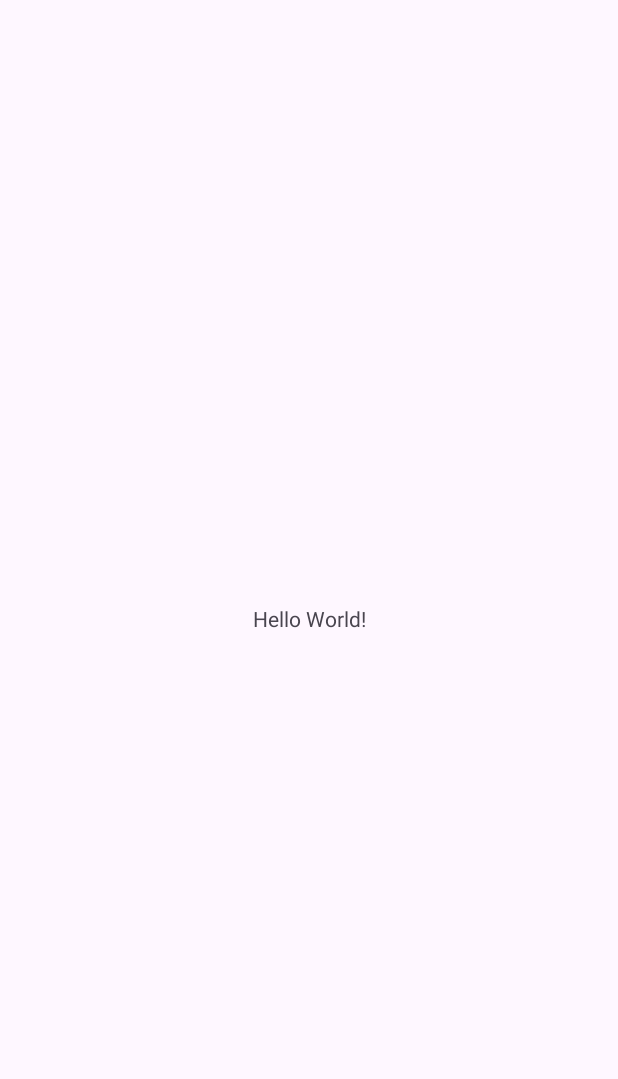
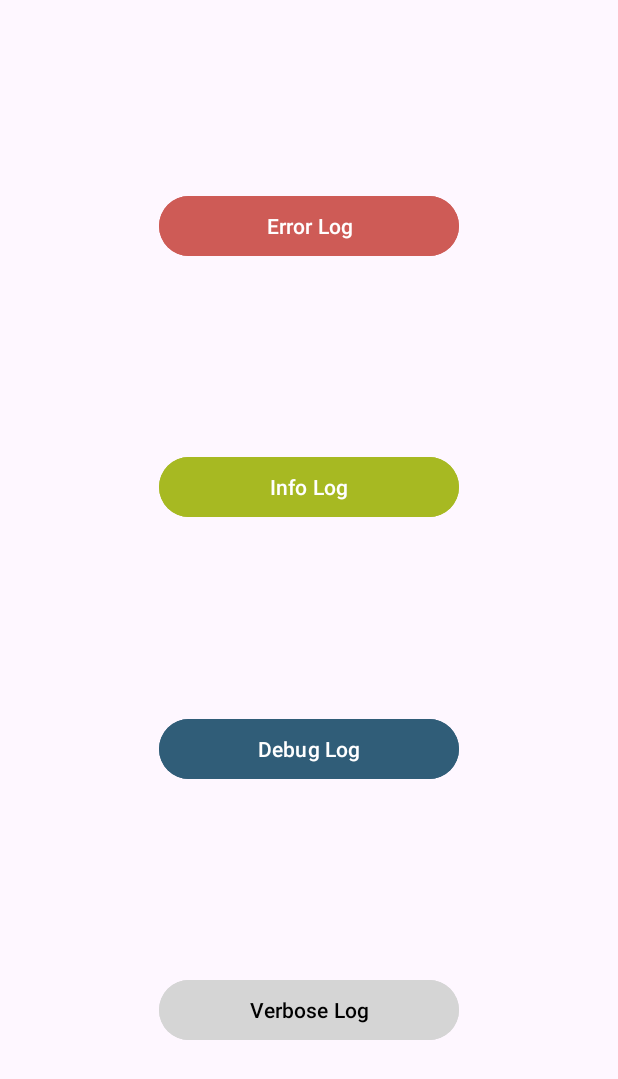
Before and after one commit to Picalfer/TimberAppTest, an Android app: the screen it shows after launch (MainActivity), on a phone screen of 412 x 824 dp. Before the commit the part shown is almost empty. Shown: the top 1079 px of the screen. Run offline under Robolectric (Android 15) with nearby library versions, the phone set to English and light mode, and no system bars; our stand-ins replace Timber.

Commit message:
base version

```diff
--- a/app/build.gradle.kts
+++ b/app/build.gradle.kts
@@ -33,6 +33,9 @@ android {
     kotlinOptions {
         jvmTarget = "1.8"
     }
+    buildFeatures {
+        viewBinding = true
+    }
 }
 
 dependencies {
--- a/app/src/main/AndroidManifest.xml
+++ b/app/src/main/AndroidManifest.xml
@@ -7,6 +7,7 @@
         android:dataExtractionRules="@xml/data_extraction_rules"
         android:fullBackupContent="@xml/backup_rules"
         android:icon="@mipmap/ic_launcher"
+        android:name=".App"
         android:label="@string/app_name"
         android:roundIcon="@mipmap/ic_launcher_round"
         android:supportsRtl="true"
--- /dev/null
+++ b/app/src/main/java/com/landfathich/timberapptest/App.kt
@@ -0,0 +1,18 @@
+package com.landfathich.timberapptest
+
+import android.app.Application
+import timber.log.Timber
+
+class App : Application() {
+    override fun onCreate() {
+        super.onCreate()
+
+        // если нужно, чтобы timber работал только при запусках приложения на дебаге, а не на релизе
+        /*if(BuildConfig.DEBUG){
+            Timber.plant(Timber.DebugTree())
+        }*/
+
+        // простая инициализация
+        Timber.plant(Timber.DebugTree())
+    }
+}
--- a/app/src/main/java/com/landfathich/timberapptest/MainActivity.kt
+++ b/app/src/main/java/com/landfathich/timberapptest/MainActivity.kt
@@ -1,11 +1,48 @@
 package com.landfathich.timberapptest
 
+import android.os.Bundle
 import androidx.appcompat.app.AppCompatActivity
-import android.os.Bundle
+import com.landfathich.timberapptest.databinding.ActivityMainBinding
+import timber.log.Timber
 
 class MainActivity : AppCompatActivity() {
+    private lateinit var binding: ActivityMainBinding
     override fun onCreate(savedInstanceState: Bundle?) {
         super.onCreate(savedInstanceState)
-        setContentView(R.layout.activity_main)
+        binding = ActivityMainBinding.inflate(layoutInflater).also { setContentView(it.root) }
+
+        with(binding) {
+            btnError.setOnClickListener {
+                onClickError()
+            }
+
+            btnInfo.setOnClickListener {
+                onClickInfo()
+            }
+
+            btnDebug.setOnClickListener {
+                onClickDebug()
+            }
+
+            btnVerbose.setOnClickListener {
+                onClickVerbose()
+            }
+        }
+    }
+
+    private fun onClickVerbose() {
+        Timber.v("On Verbose Clicked")
+    }
+
+    private fun onClickDebug() {
+        Timber.d("On Debug Clicked")
+    }
+
+    private fun onClickInfo() {
+        Timber.i("On Info Clicked")
+    }
+
+    private fun onClickError() {
+        Timber.e("On Error Clicked")
     }
 }
--- a/app/src/main/res/layout/activity_main.xml
+++ b/app/src/main/res/layout/activity_main.xml
@@ -6,13 +6,50 @@
     android:layout_height="match_parent"
     tools:context=".MainActivity">
 
-    <TextView
-        android:layout_width="wrap_content"
+    <Button
+        android:id="@+id/btn_error"
+        android:layout_width="200dp"
         android:layout_height="wrap_content"
-        android:text="Hello World!"
-        app:layout_constraintBottom_toBottomOf="parent"
+        android:backgroundTint="#CE5B56"
+        android:text="Error Log"
+        app:layout_constraintBottom_toTopOf="@id/btn_info"
         app:layout_constraintEnd_toEndOf="parent"
         app:layout_constraintStart_toStartOf="parent"
         app:layout_constraintTop_toTopOf="parent" />
 
+    <Button
+        android:id="@+id/btn_info"
+        android:layout_width="200dp"
+        android:layout_height="wrap_content"
+        android:backgroundTint="#A7B922"
+        android:text="Info Log"
+        app:layout_constraintBottom_toTopOf="@id/btn_debug"
+        app:layout_constraintEnd_toEndOf="parent"
+        app:layout_constraintStart_toStartOf="parent"
+        app:layout_constraintTop_toBottomOf="@id/btn_error" />
+
+    <Button
+        android:id="@+id/btn_debug"
+        android:layout_width="200dp"
+        android:layout_height="wrap_content"
+        android:backgroundTint="#305D78"
+        android:text="Debug Log"
+        app:layout_constraintBottom_toTopOf="@id/btn_verbose"
+        app:layout_constraintEnd_toEndOf="parent"
+        app:layout_constraintStart_toStartOf="parent"
+        app:layout_constraintTop_toBottomOf="@id/btn_info" />
+
+    <Button
+        android:id="@+id/btn_verbose"
+        android:layout_width="200dp"
+        android:layout_height="wrap_content"
+        android:backgroundTint="#D5D5D5"
+        android:text="Verbose Log"
+        android:textColor="@color/black"
+        app:layout_constraintBottom_toBottomOf="parent"
+        app:layout_constraintEnd_toEndOf="parent"
+        app:layout_constraintStart_toStartOf="parent"
+        app:layout_constraintTop_toBottomOf="@id/btn_debug" />
+
+
 </androidx.constraintlayout.widget.ConstraintLayout>
```
